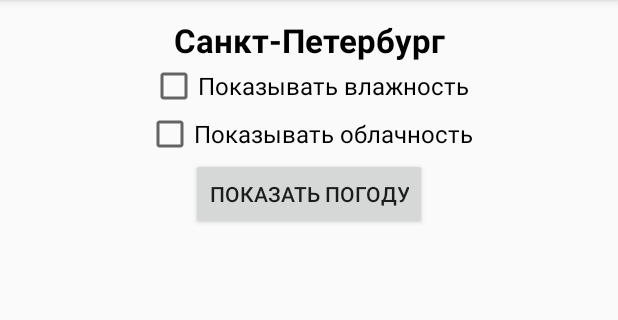
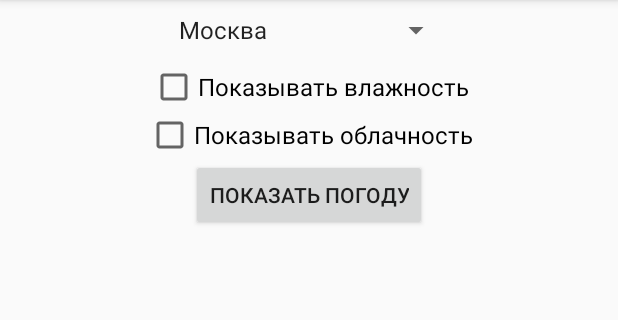
Before and after one commit to Ganzalo/android1, an Android app: the screen it shows after launch (MainActivity), on a phone screen of 412 x 824 dp, the part 84-404 px from its top. Run offline under Robolectric (Android 15) with nearby library versions, the phone set to English and light mode, and no system bars.

Commit message:
dz4 done

```diff
--- a/app/src/main/java/ru/geekbrains/A1L1_Intro/MainActivity.java
+++ b/app/src/main/java/ru/geekbrains/A1L1_Intro/MainActivity.java
@@ -1,11 +1,14 @@
 package ru.geekbrains.A1L1_Intro;
 
+import android.content.Intent;
+import android.content.pm.ActivityInfo;
 import android.os.Bundle;
 import android.util.Log;
 import android.view.View;
+import android.widget.ArrayAdapter;
+import android.widget.Button;
 import android.widget.CheckBox;
-import android.widget.TextView;
-import android.widget.Toast;
+import android.widget.Spinner;
 
 import androidx.appcompat.app.AppCompatActivity;
 
@@ -13,40 +16,52 @@ public class MainActivity extends AppCompatActivity {
 
     private final static String TAG = "States";
 
-    public CheckBox humidityCheckBox;
-    public CheckBox overcastCheckBox;
-    public TextView humidityTextView;
-    public TextView overcastTextView;
+    CheckBox humidityCheckBox;
+    CheckBox overcastCheckBox;
+    Spinner citiesSpinner;
+    Button showWeatherBtn;
 
+    final static String KEY_TO_DATA = "KEY_TO_DATA";
     private final static String HUMIDITY_STATE = "humidityState";
     private final static String OVERCAST_STATE = "overcastState";
+
+    private final String[] cities = {"Москва", "Санкт-Петербург"};
 
     @Override
     protected void onCreate(Bundle savedInstanceState) {
         super.onCreate(savedInstanceState);
         setContentView(R.layout.activity_main);
-        Toast.makeText(getApplicationContext(), "onCreate()", Toast.LENGTH_SHORT).show();
         Log.d(TAG, "MainActivity: onCreate()");
         init();
     }
 
     public void init() {
+        citiesSpinner = findViewById(R.id.citiesSpinner);
         humidityCheckBox = findViewById(R.id.humidityCheckBox);
         overcastCheckBox = findViewById(R.id.overcastCheckBox);
-        humidityTextView = findViewById(R.id.valueHumidityTextView);
-        overcastTextView = findViewById(R.id.valueOvercastTextView);
+        showWeatherBtn = findViewById(R.id.showWeather);
 
-        humidityCheckBox.setOnClickListener(new View.OnClickListener() {
+        ArrayAdapter<String> adapter = new ArrayAdapter<>(this,
+                android.R.layout.simple_spinner_item, cities);
+        adapter.setDropDownViewResource(android.R.layout.simple_spinner_dropdown_item);
+        citiesSpinner.setAdapter(adapter);
+
+
+        showWeatherBtn.setOnClickListener(new View.OnClickListener() {
             @Override
             public void onClick(View view) {
-                humidityTextView.setVisibility(checkedView(view));
-            }
-        });
-
-        overcastCheckBox.setOnClickListener(new View.OnClickListener() {
-            @Override
-            public void onClick(View view) {
-                overcastTextView.setVisibility(checkedView(view));
+                Intent intent = new Intent(MainActivity.this, InfoActivity.class);
+                ActivityInfo activityInfo =
+                        intent.resolveActivityInfo(getPackageManager(),
+                                intent.getFlags());
+                if (activityInfo != null) {
+                    Parcel parcel = new Parcel();
+                    parcel.city = citiesSpinner.getSelectedItem().toString();
+                    parcel.humidity = humidityCheckBox.isChecked();
+                    parcel.overcast = overcastCheckBox.isChecked();
+                    intent.putExtra(KEY_TO_DATA, parcel);
+                    startActivity(intent);
+                }
             }
         });
     }
@@ -54,35 +69,30 @@ public class MainActivity extends AppCompatActivity {
     @Override
     protected void onStart() {
         super.onStart();
-        Toast.makeText(getApplicationContext(), "onStart()", Toast.LENGTH_SHORT).show();
         Log.d(TAG, "MainActivity: onStart()");
     }
 
     @Override
     protected void onResume() {
         super.onResume();
-        Toast.makeText(getApplicationContext(), "onResume()", Toast.LENGTH_SHORT).show();
         Log.d(TAG, "MainActivity: onResume()");
     }
 
     @Override
     protected void onPause() {
         super.onPause();
-        Toast.makeText(getApplicationContext(), "onPause()", Toast.LENGTH_SHORT).show();
         Log.d(TAG, "MainActivity: onPause()");
     }
 
     @Override
     protected void onStop() {
         super.onStop();
-        Toast.makeText(getApplicationContext(), "onStop()", Toast.LENGTH_SHORT).show();
         Log.d(TAG, "MainActivity: onStop()");
     }
 
     @Override
     protected void onDestroy() {
         super.onDestroy();
-        Toast.makeText(getApplicationContext(), "onDestroy()", Toast.LENGTH_SHORT).show();
         Log.d(TAG, "MainActivity: onDestroy()");
     }
 
@@ -91,7 +101,6 @@ public class MainActivity extends AppCompatActivity {
         outState.putBoolean(HUMIDITY_STATE, humidityCheckBox.isChecked());
         outState.putBoolean(OVERCAST_STATE, overcastCheckBox.isChecked());
         super.onSaveInstanceState(outState);
-        Toast.makeText(getApplicationContext(), "onSaveInstanceState()", Toast.LENGTH_SHORT).show();
         Log.d(TAG, "MainActivity: onSaveInstanceState()");
     }
 
@@ -100,18 +109,9 @@ public class MainActivity extends AppCompatActivity {
         super.onRestoreInstanceState(savedInstanceState);
         humidityCheckBox.setChecked(savedInstanceState.getBoolean(HUMIDITY_STATE));
         overcastCheckBox.setChecked(savedInstanceState.getBoolean(OVERCAST_STATE));
-        humidityTextView.setVisibility(checkedView(humidityCheckBox));
-        overcastTextView.setVisibility(checkedView(overcastCheckBox));
-        Toast.makeText(getApplicationContext(), "onRestoreInstanceState()", Toast.LENGTH_SHORT).show();
         Log.d(TAG, "MainActivity: onRestoreInstanceState()");
     }
 
-    public int checkedView(View view) {
-        if(((CheckBox) view).isChecked()){
-            return View.VISIBLE;
-        } else {
-            return View.INVISIBLE;
-        }
-    }
+
 
 }
--- a/app/src/main/res/layout-land/activity_main.xml
+++ b/app/src/main/res/layout-land/activity_main.xml
@@ -6,90 +6,49 @@
     android:layout_height="match_parent"
     tools:context=".MainActivity">
 
-    <TextView
-        android:id="@+id/cityTextView"
+    <Spinner
+        android:id="@+id/citiesSpinner"
         android:layout_width="wrap_content"
         android:layout_height="wrap_content"
+        android:layout_marginTop="8dp"
         android:textColor="@color/colorBlack"
-        android:text="@string/saint_petersburg"
         android:textSize="24sp"
         android:textStyle="bold"
+        tools:listitem="@layout/preview_text"
         app:layout_constraintLeft_toLeftOf="parent"
         app:layout_constraintRight_toRightOf="parent"
         app:layout_constraintTop_toTopOf="parent" />
-
-    <ImageView
-        android:id="@+id/coatOfArmsImageView"
-        android:layout_width="90dp"
-        android:layout_height="100dp"
-        android:contentDescription="@string/coat_of_arms"
-        android:scaleType="fitXY"
-        android:src="@drawable/saint_petersburg"
-        app:layout_constraintLeft_toLeftOf="parent"
-        app:layout_constraintRight_toRightOf="parent"
-        app:layout_constraintTop_toBottomOf="@+id/cityTextView" />
-
-    <TextView
-        android:id="@+id/valueTempTextView"
-        android:layout_width="wrap_content"
-        android:layout_height="wrap_content"
-        android:text="+18"
-        android:textColor="@color/colorBlack"
-        android:textSize="30sp"
-        android:textStyle="bold"
-        app:layout_constraintLeft_toLeftOf="parent"
-        app:layout_constraintRight_toRightOf="parent"
-        app:layout_constraintTop_toBottomOf="@+id/coatOfArmsImageView"
-        tools:ignore="HardcodedText" />
 
     <CheckBox
         android:id="@+id/humidityCheckBox"
         android:layout_width="wrap_content"
         android:layout_height="wrap_content"
         android:text="@string/show_humidity"
+        android:layout_marginTop="10dp"
         android:textSize="16sp"
         app:layout_constraintLeft_toLeftOf="parent"
-        app:layout_constraintTop_toBottomOf="@+id/valueTempTextView" />
-
-    <TextView
-        android:id="@+id/valueHumidityTextView"
-        android:layout_width="wrap_content"
-        android:layout_height="wrap_content"
-        android:layout_marginTop="4dp"
-        android:layout_marginStart="10dp"
-        android:textColor="@color/colorBlack"
-        android:text="90%"
-        android:textSize="18sp"
-        android:textStyle="bold"
-        android:visibility="invisible"
-        app:layout_constraintStart_toEndOf="@+id/humidityCheckBox"
-        app:layout_constraintTop_toTopOf="@+id/humidityCheckBox"
-        tools:ignore="HardcodedText" />
+        app:layout_constraintRight_toRightOf="parent"
+        app:layout_constraintTop_toBottomOf="@+id/citiesSpinner" />
 
     <CheckBox
         android:id="@+id/overcastCheckBox"
         android:layout_width="wrap_content"
         android:layout_height="wrap_content"
-        android:layout_marginTop="4dp"
         android:text="@string/show_overcast"
         android:textSize="16sp"
         app:layout_constraintLeft_toLeftOf="parent"
+        app:layout_constraintRight_toRightOf="parent"
         app:layout_constraintTop_toBottomOf="@+id/humidityCheckBox" />
 
-    <TextView
-        android:id="@+id/valueOvercastTextView"
+    <Button
+        android:id="@+id/showWeather"
         android:layout_width="wrap_content"
         android:layout_height="wrap_content"
-        android:layout_marginTop="4dp"
-        android:layout_marginStart="10dp"
-        android:textColor="@color/colorBlack"
-        android:text="облачно"
-        android:textSize="18sp"
-        android:textStyle="bold"
-        android:visibility="invisible"
-        app:layout_constraintStart_toEndOf="@+id/overcastCheckBox"
-        app:layout_constraintTop_toTopOf="@+id/overcastCheckBox"
-        tools:ignore="HardcodedText" />
+        android:text="@string/show_weather"
+        android:textSize="14sp"
+        app:layout_constraintLeft_toLeftOf="parent"
+        app:layout_constraintRight_toRightOf="parent"
+        app:layout_constraintTop_toBottomOf="@+id/overcastCheckBox" />
 
 
 </androidx.constraintlayout.widget.ConstraintLayout>
--- a/app/src/main/res/layout/activity_main.xml
+++ b/app/src/main/res/layout/activity_main.xml
@@ -6,15 +6,15 @@
     android:layout_height="match_parent"
     tools:context=".MainActivity">
 
-    <TextView
-        android:id="@+id/cityTextView"
+    <Spinner
+        android:id="@+id/citiesSpinner"
         android:layout_width="wrap_content"
         android:layout_height="wrap_content"
-        android:layout_marginTop="12dp"
+        android:layout_marginTop="8dp"
         android:textColor="@color/colorBlack"
-        android:text="@string/saint_petersburg"
-        android:textSize="22sp"
+        android:textSize="24sp"
         android:textStyle="bold"
+        tools:listitem="@layout/preview_text"
         app:layout_constraintLeft_toLeftOf="parent"
         app:layout_constraintRight_toRightOf="parent"
         app:layout_constraintTop_toTopOf="parent" />
@@ -24,10 +24,11 @@
         android:layout_width="wrap_content"
         android:layout_height="wrap_content"
         android:text="@string/show_humidity"
+        android:layout_marginTop="10dp"
         android:textSize="16sp"
         app:layout_constraintLeft_toLeftOf="parent"
         app:layout_constraintRight_toRightOf="parent"
-        app:layout_constraintTop_toBottomOf="@+id/cityTextView" />
+        app:layout_constraintTop_toBottomOf="@+id/citiesSpinner" />
 
     <CheckBox
         android:id="@+id/overcastCheckBox"
@@ -43,7 +44,7 @@
         android:id="@+id/showWeather"
         android:layout_width="wrap_content"
         android:layout_height="wrap_content"
-        android:text="Показать погоду"
+        android:text="@string/show_weather"
         android:textSize="14sp"
         app:layout_constraintLeft_toLeftOf="parent"
         app:layout_constraintRight_toRightOf="parent"
--- a/app/src/main/res/values/strings.xml
+++ b/app/src/main/res/values/strings.xml
@@ -6,4 +6,6 @@
     <string name="show_overcast">Показывать облачность</string>
     <string name="humidity">Влажность:</string>
     <string name="overcast">Облачность:</string>
+    <string name="show_weather">Показать погоду</string>
+    <string name="more_details">Подробнее</string>
 </resources>
```
Also changed, not shown: app/src/main/java/ru/geekbrains/A1L1_Intro/InfoActivity.java (+57 -0 lines), app/src/main/java/ru/geekbrains/A1L1_Intro/Parcel.java (added, +11 -0 lines), app/src/main/res/layout-land/activity_info.xml (added, +8 -0 lines), app/src/main/res/layout/activity_info.xml (+10 -0 lines), app/src/main/res/layout/preview_text.xml (added, +17 -0 lines), app/src/main/res/drawable/moscow.png (added), 2 other files.
